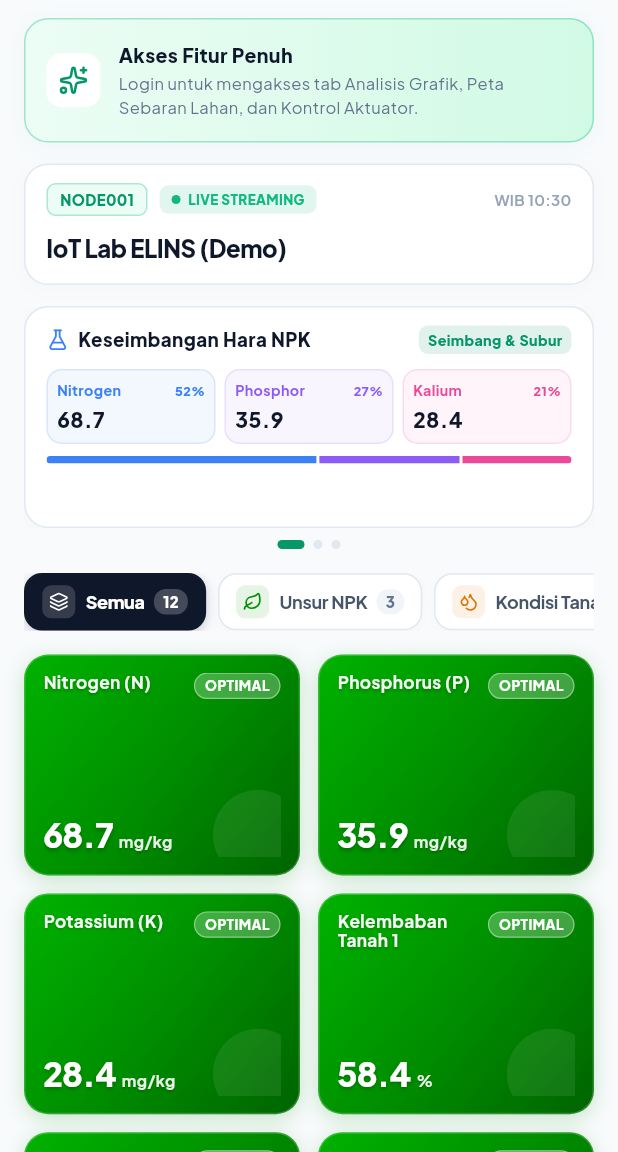
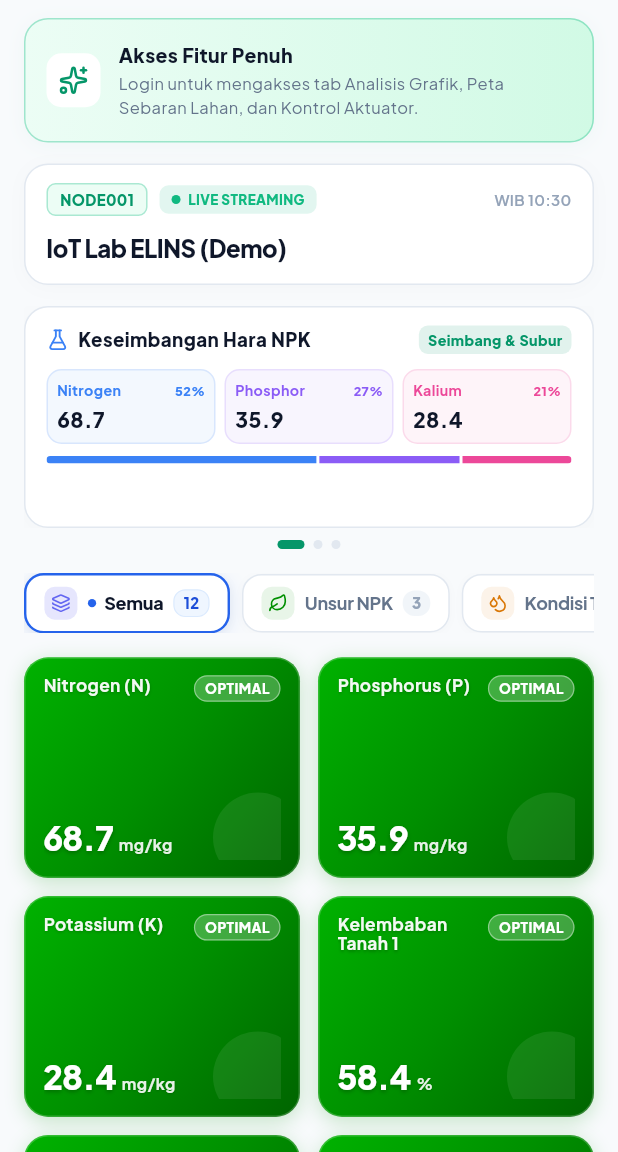
Before and after one commit to hanifnugrahaa/gconnect2026-mobile, a Flutter app: the screen it shows after launch, on a phone screen of 412 x 824 dp, the part 84-1236 px from its top. Run offline on Flutter 3.47's test engine with Material 3 defaults, Android fonts, the phone set to English and light mode, and no system bars; our stand-ins replace fl_chart, flutter_map, flutter_riverpod, flutter_secure_storage, google_fonts, latlong2 and 2 more; network calls fail.

Commit message:
style(dashboard): apply Option 5 minimalist elevated white category pills with blue accent dot

```diff
--- a/lib/presentation/screens/guest_dashboard_screen.dart
+++ b/lib/presentation/screens/guest_dashboard_screen.dart
@@ -327,22 +327,27 @@ class _GuestDashboardScreenState extends ConsumerState<GuestDashboardScreen> {
       child: AnimatedContainer(
         duration: const Duration(milliseconds: 200),
         curve: Curves.easeInOut,
-        padding: const EdgeInsets.symmetric(horizontal: 11, vertical: 7),
+        padding: const EdgeInsets.symmetric(horizontal: 12, vertical: 7.5),
         decoration: BoxDecoration(
-          color: isSelected ? const Color(0xFF0F172A) : Colors.white,
-          borderRadius: BorderRadius.circular(12),
+          color: Colors.white,
+          borderRadius: BorderRadius.circular(13),
           border: Border.all(
-            color: isSelected ? const Color(0xFF0F172A) : const Color(0xFFE2E8F0),
-            width: isSelected ? 1.2 : 1,
+            color: isSelected ? const Color(0xFF2563EB) : const Color(0xFFE2E8F0),
+            width: isSelected ? 1.6 : 1,
           ),
           boxShadow: [
-            if (isSelected)
+            if (isSelected) ...[
               BoxShadow(
-                color: const Color(0xFF0F172A).withOpacity(0.20),
-                blurRadius: 6,
-                offset: const Offset(0, 2),
-              )
-            else
+                color: const Color(0xFF2563EB).withOpacity(0.12),
+                blurRadius: 10,
+                offset: const Offset(0, 3),
+              ),
+              BoxShadow(
+                color: Colors.black.withOpacity(0.04),
+                blurRadius: 4,
+                offset: const Offset(0, 1),
+              ),
+            ] else
               BoxShadow(
                 color: Colors.black.withOpacity(0.02),
                 blurRadius: 4,
@@ -353,46 +358,60 @@ class _GuestDashboardScreenState extends ConsumerState<GuestDashboardScreen> {
         child: Row(
           mainAxisSize: MainAxisSize.min,
           children: [
-            // Category Icon with Accent Container
+            // Category Icon Container
             Container(
               padding: const EdgeInsets.all(4.5),
               decoration: BoxDecoration(
-                color: isSelected ? Colors.white.withOpacity(0.16) : accentColor.withOpacity(0.10),
-                borderRadius: BorderRadius.circular(6),
+                color: isSelected ? accentColor.withOpacity(0.16) : accentColor.withOpacity(0.09),
+                borderRadius: BorderRadius.circular(7),
               ),
               child: Icon(
                 icon,
                 size: 13,
-                color: isSelected ? Colors.white : accentColor,
+                color: accentColor,
               ),
             ),
             const SizedBox(width: 7),
+
+            // Active Dot Indicator (Apple HIG Style)
+            if (isSelected) ...[
+              Container(
+                width: 5.5,
+                height: 5.5,
+                decoration: const BoxDecoration(
+                  color: Color(0xFF2563EB),
+                  shape: BoxShape.circle,
+                ),
+              ),
+              const SizedBox(width: 5.5),
+            ],
 
             // Category Label
             Text(
               label,
               style: TextStyle(
                 fontSize: 12,
-                fontWeight: isSelected ? FontWeight.w800 : FontWeight.w700,
-                color: isSelected ? Colors.white : const Color(0xFF475569),
+                fontWeight: isSelected ? FontWeight.w900 : FontWeight.w700,
+                color: isSelected ? const Color(0xFF0F172A) : const Color(0xFF64748B),
                 letterSpacing: -0.2,
               ),
             ),
-            const SizedBox(width: 6),
+            const SizedBox(width: 6.5),
 
             // Number Badge
             Container(
               padding: const EdgeInsets.symmetric(horizontal: 6, vertical: 1.5),
               decoration: BoxDecoration(
-                color: isSelected ? Colors.white.withOpacity(0.22) : const Color(0xFFF1F5F9),
+                color: isSelected ? const Color(0xFFEFF6FF) : const Color(0xFFF1F5F9),
                 borderRadius: BorderRadius.circular(8),
+                border: isSelected ? Border.all(color: const Color(0xFFDBEAFE), width: 0.8) : null,
               ),
               child: Text(
                 '$count',
                 style: TextStyle(
                   fontSize: 10,
                   fontWeight: FontWeight.w800,
-                  color: isSelected ? Colors.white : const Color(0xFF64748B),
+                  color: isSelected ? const Color(0xFF1D4ED8) : const Color(0xFF94A3B8),
                 ),
               ),
             ),
```
Also changed, not shown: lib/presentation/screens/dashboard_screen.dart (+39 -20 lines).
